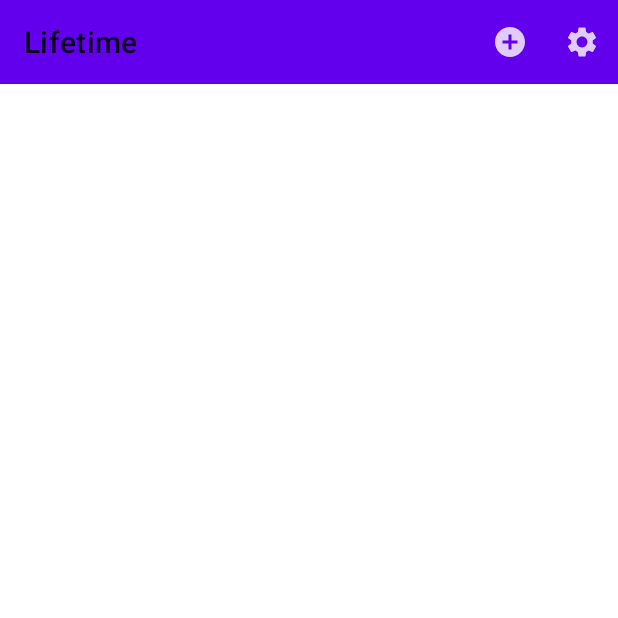
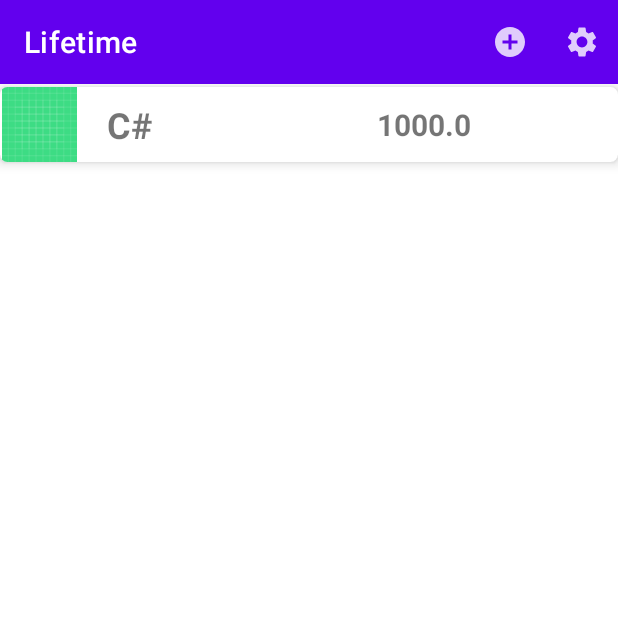
Before and after one commit to D1scoDancer/Lifetime, an Android app: the screen it shows after launch (MainActivity), after a tap on "Add", on a phone screen of 412 x 824 dp, the top half of it. Run offline under Robolectric (Android 15) with nearby library versions, the phone set to English and light mode, and no system bars.

Commit message:
rv for activity_main, and dark theme

```diff
--- a/app/src/main/res/layout/activity_main.xml
+++ b/app/src/main/res/layout/activity_main.xml
@@ -6,18 +6,12 @@
     android:layout_height="match_parent"
     tools:context=".activities.MainActivity">
 
-
-
-    <!--   TODO: Recycler view can be used-->
-    <androidx.core.widget.NestedScrollView
+    <!--    TODO: try behavior-->
+    <androidx.recyclerview.widget.RecyclerView
+        android:id="@+id/goalsRV"
         android:layout_width="match_parent"
-        android:layout_height="wrap_content"
-        app:layout_behavior="com.google.android.material.appbar.AppBarLayout$ScrollingViewBehavior">
-
-
-
-
-    </androidx.core.widget.NestedScrollView>
+        android:layout_height="match_parent"
+        android:layout_marginTop="?attr/actionBarSize" />
 
     <com.google.android.material.appbar.AppBarLayout
         android:layout_width="match_parent"
@@ -31,7 +25,7 @@
             android:id="@+id/main_toolbar"
             android:layout_width="match_parent"
             android:layout_height="?attr/actionBarSize"
-            android:theme="@style/ThemeOverlay.AppCompat.Light"
+            android:theme="@style/ThemeOverlay.AppCompat.Dark"
             app:layout_collapseMode="pin"
             app:layout_scrollFlags="" />
 
```
